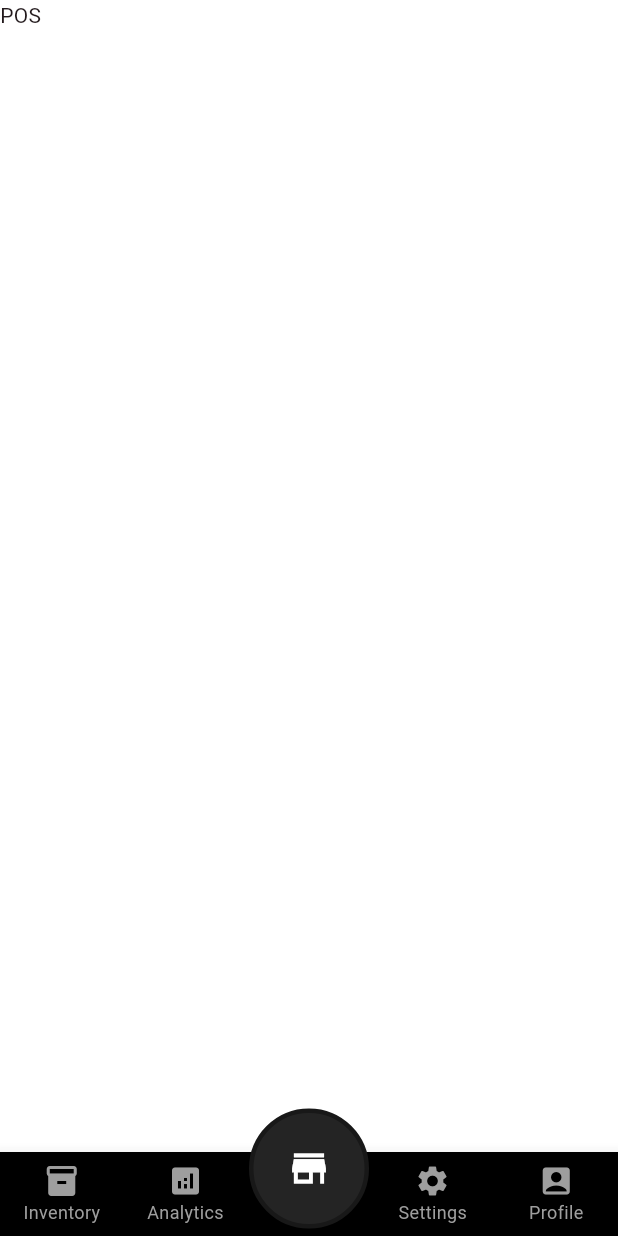
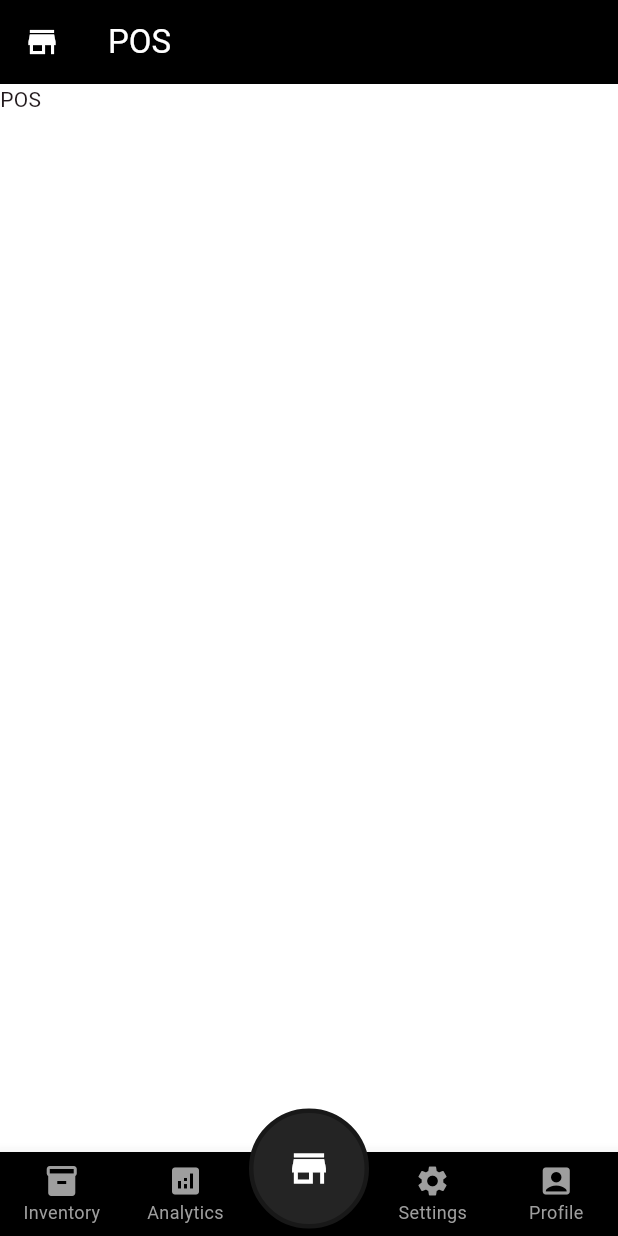
Before and after one commit to junreyalgario/tindahan, a Flutter app: the screen it shows after launch, on a phone screen of 412 x 824 dp. Run offline on Flutter 3.47's test engine with Material 3 defaults, Android fonts, the light colour scheme and no system bars; our stand-ins replace flutter_riverpod.

Commit message:
Added appbar

```diff
--- a/lib/core/widgets/root_page.dart
+++ b/lib/core/widgets/root_page.dart
@@ -24,6 +24,22 @@ class _RootPageState extends State<RootPage> {
     const ProfilePage(),
   ];
 
+  final List<String> _titles = [
+    'Inventory',
+    'Analytics',
+    'POS',
+    'Settings',
+    'Profile',
+  ];
+
+  final List<IconData> _icons = [
+    Icons.inventory,
+    Icons.analytics,
+    Icons.store,
+    Icons.settings,
+    Icons.account_box,
+  ];
+
   void _onItemTapped(int index) {
     setState(() {
       _selectedIndex = index;
@@ -34,6 +50,18 @@ class _RootPageState extends State<RootPage> {
   Widget build(BuildContext context) {
     return Scaffold(
       backgroundColor: AppColors.page_background,
+      appBar: AppBar(
+        title: Text(
+          _titles[_selectedIndex],
+          style: const TextStyle(color: Colors.white),
+        ),
+        leading: IconButton(
+          color: Colors.white,
+          icon: Icon(_icons[_selectedIndex]),
+          onPressed: () {},
+        ),
+        backgroundColor: Colors.black,
+      ),
       body: SafeArea(
         child: _pages[_selectedIndex],
       ),
```
